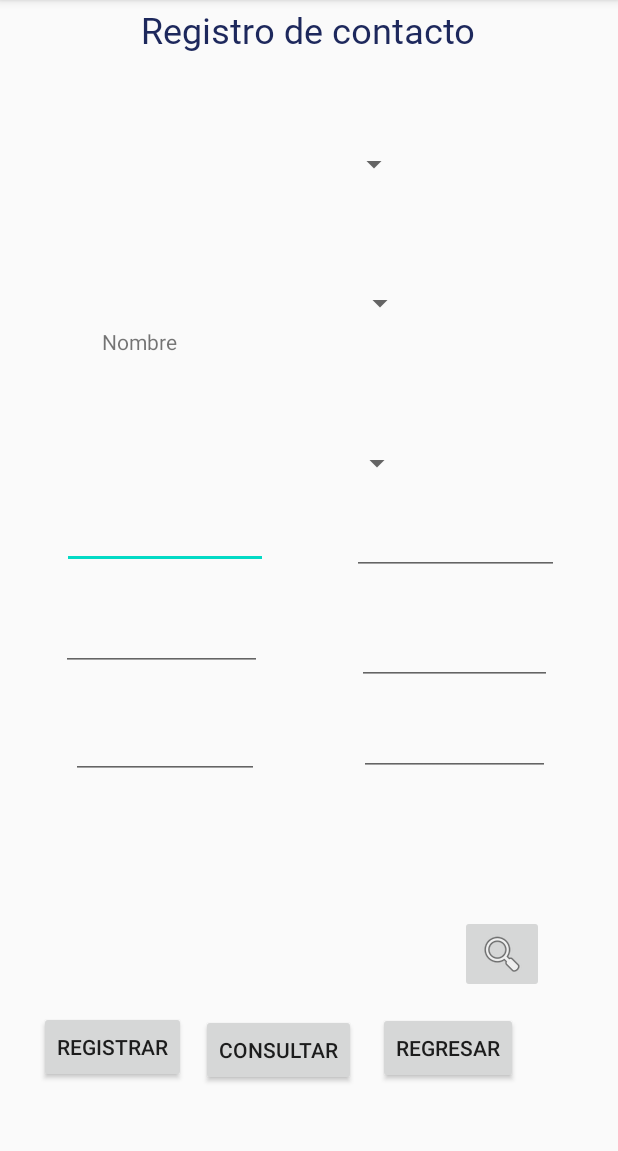
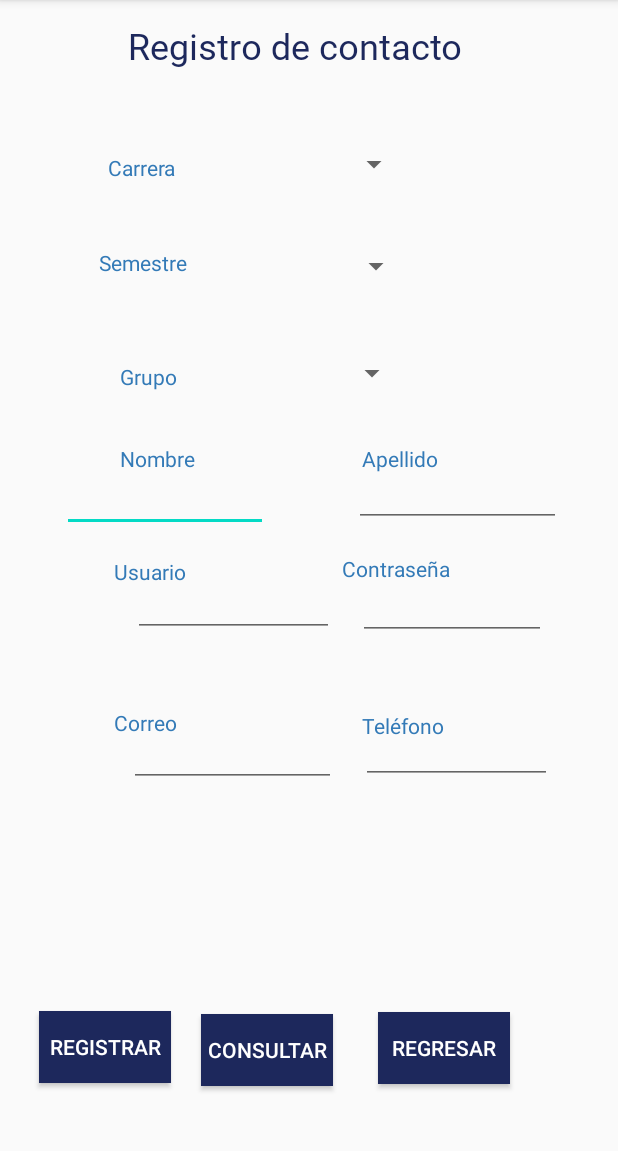
Before and after one commit to Diego1101/appAgendaIng, an Android app: the registroContactos screen opened directly, with no data from a screen before it, on a phone screen of 412 x 824 dp, the part 84-1235 px from its top. Run offline under Robolectric (Android 15) with nearby library versions, the phone set to English and light mode, and no system bars.

Commit message:
Detalles distribucion registro

```diff
--- a/app/src/main/java/com/example/appmensajesing/registroContactos.java
+++ b/app/src/main/java/com/example/appmensajesing/registroContactos.java
@@ -14,7 +14,7 @@ public class registroContactos extends AppCompatActivity {
         super.onCreate(savedInstanceState);
         setContentView(R.layout.activity_registro_contactos);
     }
-    public void Acceso(View v){
+    public void consulta(View v){
         Intent chk=new Intent(this, Consulta.class);
         startActivity(chk);
     }
--- a/app/src/main/res/layout/activity_consulta.xml
+++ b/app/src/main/res/layout/activity_consulta.xml
@@ -28,7 +28,9 @@
         android:layout_marginEnd="40dp"
         android:layout_marginRight="40dp"
         android:layout_marginBottom="48dp"
-        android:text="Regresar" />
+        android:background="#1D285C"
+        android:text="Regresar"
+        android:textColor="@android:color/background_light" />
 
     <TextView
         android:id="@+id/txtTituloConsulta"
@@ -39,6 +41,6 @@
         android:layout_marginTop="52dp"
         android:fontFamily="@font/notosanstc_black"
         android:text="Lista de contactos"
-        android:textColor="#FFFFFF"
+        android:textColor="#1D285C"
         android:textSize="24sp" />
 </RelativeLayout>
--- a/app/src/main/res/layout/activity_main.xml
+++ b/app/src/main/res/layout/activity_main.xml
@@ -44,8 +44,8 @@
         android:layout_alignParentLeft="true"
         android:layout_alignParentTop="true"
         android:layout_centerHorizontal="true"
-        android:layout_marginStart="21dp"
-        android:layout_marginLeft="21dp"
+        android:layout_marginStart="62dp"
+        android:layout_marginLeft="62dp"
         android:layout_marginTop="286dp"
         android:text="Usuario"
         android:textColor=" #337AB7"
@@ -60,8 +60,8 @@
         android:layout_alignParentLeft="true"
         android:layout_alignParentTop="true"
         android:layout_centerHorizontal="true"
-        android:layout_marginStart="10dp"
-        android:layout_marginLeft="10dp"
+        android:layout_marginStart="51dp"
+        android:layout_marginLeft="51dp"
         android:layout_marginTop="387dp"
         android:text="Contraseña"
         android:textColor=" #337AB7"
@@ -80,27 +80,27 @@
 
     <EditText
         android:id="@+id/txtAccesoPas"
-        android:layout_width="wrap_content"
+        android:layout_width="155dp"
         android:layout_height="wrap_content"
         android:layout_alignParentEnd="true"
         android:layout_alignParentRight="true"
         android:layout_alignParentBottom="true"
-        android:layout_marginEnd="39dp"
-        android:layout_marginRight="39dp"
-        android:layout_marginBottom="221dp"
+        android:layout_marginEnd="66dp"
+        android:layout_marginRight="66dp"
+        android:layout_marginBottom="229dp"
         android:ems="10"
         android:inputType="textPassword" />
 
     <EditText
         android:id="@+id/txtAccesoUsu"
-        android:layout_width="wrap_content"
+        android:layout_width="162dp"
         android:layout_height="wrap_content"
         android:layout_alignParentTop="true"
         android:layout_alignParentEnd="true"
         android:layout_alignParentRight="true"
-        android:layout_marginTop="273dp"
-        android:layout_marginEnd="44dp"
-        android:layout_marginRight="44dp"
+        android:layout_marginTop="266dp"
+        android:layout_marginEnd="57dp"
+        android:layout_marginRight="57dp"
         android:ems="10"
         android:inputType="textPersonName" />
 
--- a/app/src/main/res/layout/activity_registro_contactos.xml
+++ b/app/src/main/res/layout/activity_registro_contactos.xml
@@ -10,9 +10,13 @@
         android:id="@+id/lblRegistroTitulo"
         android:layout_width="wrap_content"
         android:layout_height="wrap_content"
+        android:layout_alignParentStart="true"
+        android:layout_alignParentLeft="true"
         android:layout_alignParentTop="true"
         android:layout_centerHorizontal="true"
-        android:layout_marginTop="3dp"
+        android:layout_marginStart="85dp"
+        android:layout_marginLeft="85dp"
+        android:layout_marginTop="14dp"
         android:text="Registro de contacto"
         android:textColor="#1D285C"
         android:textSize="24sp"
@@ -45,9 +49,9 @@
         android:layout_alignParentLeft="true"
         android:layout_alignParentTop="true"
         android:layout_centerHorizontal="true"
-        android:layout_marginStart="146dp"
-        android:layout_marginLeft="146dp"
-        android:layout_marginTop="180dp"
+        android:layout_marginStart="143dp"
+        android:layout_marginLeft="143dp"
+        android:layout_marginTop="155dp"
         app:layout_constraintEnd_toEndOf="parent"
         app:layout_constraintHorizontal_bias="0.107"
         app:layout_constraintStart_toStartOf="parent"
@@ -63,7 +67,9 @@
         android:layout_marginStart="26dp"
         android:layout_marginLeft="26dp"
         android:layout_marginBottom="46dp"
-        android:text="Registrar" />
+        android:background=" #1D285C"
+        android:text="Registrar"
+        android:textColor="@android:color/background_light" />
 
     <Button
         android:id="@+id/btnRegistroConsultar"
@@ -76,7 +82,10 @@
         android:layout_marginStart="134dp"
         android:layout_marginLeft="134dp"
         android:layout_marginBottom="44dp"
-        android:text="Consultar" />
+        android:background=" #1D285C"
+        android:onClick="consulta"
+        android:text="Consultar"
+        android:textColor="@android:color/background_light" />
 
     <Button
         android:id="@+id/btnRegistroRegresar"
@@ -88,7 +97,9 @@
         android:layout_marginStart="252dp"
         android:layout_marginLeft="252dp"
         android:layout_marginBottom="45dp"
-        android:text="Regresar" />
+        android:background=" #1D285C"
+        android:text="Regresar"
+        android:textColor="@android:color/background_light" />
 
     <TextView
         android:id="@+id/lblRegistroNombre"
@@ -97,10 +108,115 @@
         android:layout_alignParentStart="true"
         android:layout_alignParentLeft="true"
         android:layout_alignParentTop="true"
-        android:layout_marginStart="68dp"
-        android:layout_marginLeft="68dp"
-        android:layout_marginTop="218dp"
-        android:text="Nombre" />
+        android:layout_marginStart="80dp"
+        android:layout_marginLeft="80dp"
+        android:layout_marginTop="296dp"
+        android:text="Nombre"
+        android:textColor=" #337AB7" />
+
+    <TextView
+        android:id="@+id/lblRegistroUsuario"
+        android:layout_width="wrap_content"
+        android:layout_height="wrap_content"
+        android:layout_alignParentStart="true"
+        android:layout_alignParentLeft="true"
+        android:layout_alignParentTop="true"
+        android:layout_marginStart="76dp"
+        android:layout_marginLeft="76dp"
+        android:layout_marginTop="371dp"
+        android:text="Usuario"
+        android:textColor=" #337AB7" />
+
+    <TextView
+        android:id="@+id/lblRegistroUsuario2"
+        android:layout_width="wrap_content"
+        android:layout_height="wrap_content"
+        android:layout_alignParentStart="true"
+        android:layout_alignParentLeft="true"
+        android:layout_alignParentTop="true"
+        android:layout_marginStart="76dp"
+        android:layout_marginLeft="76dp"
+        android:layout_marginTop="472dp"
+        android:text="Correo"
+        android:textColor=" #337AB7" />
+
+    <TextView
+        android:id="@+id/lblRegistroTelefono"
+        android:layout_width="wrap_content"
+        android:layout_height="wrap_content"
+        android:layout_alignParentStart="true"
+        android:layout_alignParentLeft="true"
+        android:layout_alignParentTop="true"
+        android:layout_marginStart="241dp"
+        android:layout_marginLeft="241dp"
+        android:layout_marginTop="474dp"
+        android:text="Teléfono"
+        android:textColor=" #337AB7" />
+
+    <TextView
+        android:id="@+id/lblRegistroApellido"
+        android:layout_width="wrap_content"
+        android:layout_height="wrap_content"
+        android:layout_alignParentStart="true"
+        android:layout_alignParentLeft="true"
+        android:layout_alignParentTop="true"
+        android:layout_marginStart="241dp"
+        android:layout_marginLeft="241dp"
+        android:layout_marginTop="296dp"
+        android:text="Apellido"
+        android:textColor=" #337AB7" />
+
+    <TextView
+        android:id="@+id/lblRegistroContra"
+        android:layout_width="wrap_content"
+        android:layout_height="wrap_content"
+        android:layout_alignParentStart="true"
+        android:layout_alignParentLeft="true"
+        android:layout_alignParentTop="true"
+        android:layout_marginStart="228dp"
+        android:layout_marginLeft="228dp"
+        android:layout_marginTop="369dp"
+        android:text="Contraseña"
+        android:textColor=" #337AB7" />
+
+    <TextView
+        android:id="@+id/lblRegistroGrupo"
+        android:layout_width="wrap_content"
+        android:layout_height="wrap_content"
+        android:layout_alignParentStart="true"
+        android:layout_alignParentLeft="true"
+        android:layout_alignParentTop="true"
+        android:layout_marginStart="80dp"
+        android:layout_marginLeft="80dp"
+        android:layout_marginTop="241dp"
+        android:text="Grupo"
+        android:textColor=" #337AB7" />
+
+    <TextView
+        android:id="@+id/lblRegistroSemestre"
+        android:layout_width="wrap_content"
+        android:layout_height="wrap_content"
+        android:layout_alignParentStart="true"
+        android:layout_alignParentLeft="true"
+        android:layout_alignParentTop="true"
+        android:layout_marginStart="66dp"
+        android:layout_marginLeft="66dp"
+        android:layout_marginTop="165dp"
+        android:text="Semestre"
+        android:textColor=" #337AB7" />
+
+    <TextView
+        android:id="@+id/lblRegistroCarrera"
+        android:layout_width="wrap_content"
+        android:layout_height="wrap_content"
+        android:layout_alignParentStart="true"
+        android:layout_alignParentLeft="true"
+        android:layout_alignParentTop="true"
+        android:layout_marginStart="72dp"
+        android:layout_marginLeft="72dp"
+        android:layout_marginTop="102dp"
+        android:text="Carrera"
+        android:textColor=" #337AB7" />
 
     <EditText
         android:id="@+id/txtRegistroNombre"
@@ -112,7 +228,7 @@
         android:layout_centerVertical="true"
         android:layout_marginStart="41dp"
         android:layout_marginLeft="41dp"
-        android:layout_marginTop="334dp"
+        android:layout_marginTop="309dp"
         android:ems="10"
         android:inputType="textPersonName" />
 
@@ -124,9 +240,9 @@
         android:layout_alignParentEnd="true"
         android:layout_alignParentRight="true"
         android:layout_centerVertical="true"
-        android:layout_marginTop="338dp"
-        android:layout_marginEnd="39dp"
-        android:layout_marginRight="39dp"
+        android:layout_marginTop="306dp"
+        android:layout_marginEnd="38dp"
+        android:layout_marginRight="38dp"
         android:ems="10"
         android:inputType="textPersonName" />
 
@@ -137,9 +253,9 @@
         android:layout_alignParentTop="true"
         android:layout_alignParentEnd="true"
         android:layout_alignParentRight="true"
-        android:layout_marginTop="402dp"
-        android:layout_marginEnd="237dp"
-        android:layout_marginRight="237dp"
+        android:layout_marginTop="379dp"
+        android:layout_marginEnd="189dp"
+        android:layout_marginRight="189dp"
         android:ems="10"
         android:inputType="textPersonName" />
 
@@ -150,23 +266,23 @@
         android:layout_alignParentTop="true"
         android:layout_alignParentEnd="true"
         android:layout_alignParentRight="true"
-        android:layout_marginTop="474dp"
-        android:layout_marginEnd="239dp"
-        android:layout_marginRight="239dp"
+        android:layout_marginTop="381dp"
+        android:layout_marginEnd="48dp"
+        android:layout_marginRight="48dp"
         android:ems="10"
         android:inputType="textPersonName" />
 
     <EditText
         android:id="@+id/txtRegistroCorreo"
-        android:layout_width="130dp"
+        android:layout_width="138dp"
         android:layout_height="wrap_content"
         android:layout_alignParentTop="true"
         android:layout_alignParentEnd="true"
         android:layout_alignParentRight="true"
         android:layout_centerHorizontal="true"
-        android:layout_marginTop="411dp"
-        android:layout_marginEnd="44dp"
-        android:layout_marginRight="44dp"
+        android:layout_marginTop="479dp"
+        android:layout_marginEnd="188dp"
+        android:layout_marginRight="188dp"
         android:ems="10"
         android:inputType="textPersonName" />
 
@@ -178,9 +294,9 @@
         android:layout_alignParentEnd="true"
         android:layout_alignParentRight="true"
         android:layout_centerHorizontal="true"
-        android:layout_marginTop="472dp"
-        android:layout_marginEnd="45dp"
-        android:layout_marginRight="45dp"
+        android:layout_marginTop="477dp"
+        android:layout_marginEnd="44dp"
+        android:layout_marginRight="44dp"
         android:ems="10"
         android:inputType="textPersonName" />
 
@@ -189,21 +305,9 @@
         android:layout_width="130dp"
         android:layout_height="51dp"
         android:layout_alignParentStart="true"
-        android:layout_alignParentBottom="true"
+        android:layout_alignParentTop="true"
         android:layout_centerHorizontal="true"
-        android:layout_marginStart="145dp"
-        android:layout_marginBottom="433dp" />
+        android:layout_marginStart="142dp"
+        android:layout_marginTop="223dp" />
 
-    <ImageButton
-        android:id="@+id/imageButton"
-        android:layout_width="wrap_content"
-        android:layout_height="wrap_content"
-        android:layout_alignParentEnd="true"
-        android:layout_alignParentRight="true"
-        android:layout_alignParentBottom="true"
-        android:layout_centerHorizontal="true"
-        android:layout_marginEnd="49dp"
-        android:layout_marginRight="49dp"
-        android:layout_marginBottom="106dp"
-        app:srcCompat="@android:drawable/ic_menu_search" />
 </RelativeLayout>
```
